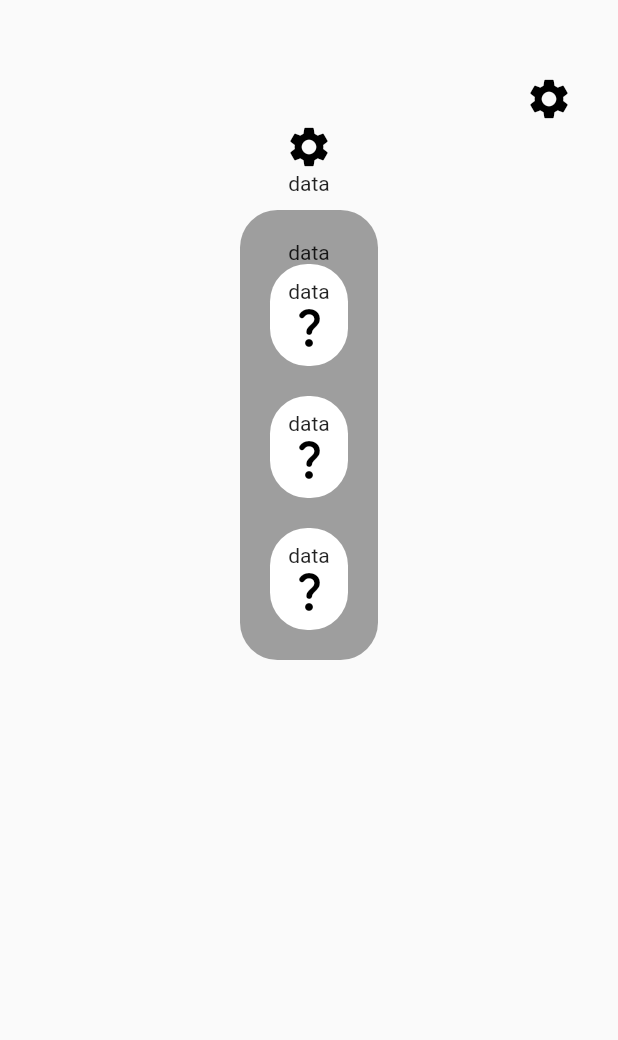
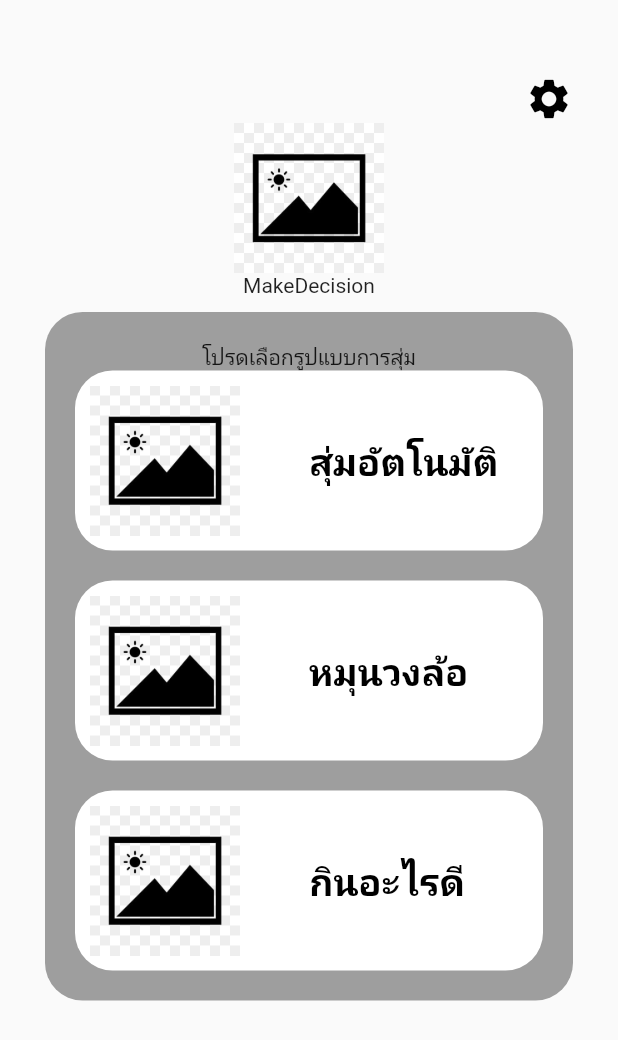
Before and after one commit to Feelgoodmann/Make-Decisions, a Flutter app: the screen it shows after launch, on a phone screen of 412 x 824 dp. Shown: the top 1040 px of the screen. Run offline on Flutter 3.47's test engine with Material 2 defaults, Android fonts, the phone set to English and light mode, and no system bars; Roboto replaces fonts that are missing (Mali).

Commit message:
homepage#0.2

```diff
--- a/lib/screens/mainmenu.dart
+++ b/lib/screens/mainmenu.dart
@@ -30,14 +30,13 @@ class _MainMenuState extends State<MainMenu> {
               ],
             ),
             Center(
-              child: Icon(
-                  Icons.settings,
-                  color: Colors.black,
-                  size: 32.0,
-                  semanticLabel: 'Text to announce in accessibility modes',
-                ),
+              child: Column(
+                children: [
+                  Image (image: AssetImage('images/test.png'), width: 100,)
+                ],
+              )
             ),
-            Text("data"),
+            Text("MakeDecision"),
             SizedBox(height: 10,),
             Container(
               padding: EdgeInsets.all(20),
@@ -47,63 +46,20 @@ class _MainMenuState extends State<MainMenu> {
               ),
               child: Column(
                 children: [
-                  Text("data"),
-                  Container(
-                    padding: EdgeInsets.all(10),
-                    decoration: BoxDecoration(
-                      borderRadius: BorderRadius.all(Radius.circular(25)),
-                      color: Colors.white,
+                  Text(
+                    "โปรดเลือกรูปแบบการสุ่ม"
                     ),
-                    child: Column(
-                      children: [
-                        Text("data"),
-                        Icon(
-                          Icons.question_mark_rounded,
-                          color: Colors.black,
-                          size: 32.0,
-                          semanticLabel: 'Text to announce in accessibility modes',
-                        ),
-                      ],
-                    ),
-                  ),
+
+                  ButtonMainMenu('สุ่มอัตโนมัติ', 'images/test.png'),
+
                   SizedBox(height: 20,),
-                  Container(
-                    padding: EdgeInsets.all(10),
-                    decoration: BoxDecoration(
-                      borderRadius: BorderRadius.all(Radius.circular(25)),
-                      color: Colors.white,
-                    ),
-                    child: Column(
-                      children: [
-                        Text("data"),
-                        Icon(
-                          Icons.question_mark_rounded,
-                          color: Colors.black,
-                          size: 32.0,
-                          semanticLabel: 'Text to announce in accessibility modes',
-                        ),
-                      ],
-                    ),
-                  ),
+
+                  ButtonMainMenu('หมุนวงล้อ', 'images/test.png'),
+
                   SizedBox(height: 20,),
-                  Container(
-                    padding: EdgeInsets.all(10),
-                    decoration: BoxDecoration(
-                      borderRadius: BorderRadius.all(Radius.circular(25)),
-                      color: Colors.white,
-                    ),
-                    child: Column(
-                      children: [
-                        Text("data"),
-                        Icon(
-                          Icons.question_mark_rounded,
-                          color: Colors.black,
-                          size: 32.0,
-                          semanticLabel: 'Text to announce in accessibility modes',
-                        ),
-                      ],
-                    ),
-                  ),
+
+                  ButtonMainMenu('กินอะไรดี', 'images/test.png')
+
                 ],
               ),
             )
@@ -122,23 +78,40 @@ class ButtonMainMenu extends StatelessWidget{
 
   @override
   Widget build(BuildContext context) {
+    AssetImage assetImage = AssetImage(iconName);
+    Image image = Image(image: assetImage, width: 100);
     return Container(
       padding: EdgeInsets.all(10),
       decoration: BoxDecoration(
         borderRadius: BorderRadius.all(Radius.circular(25)),
         color: Colors.white,
                     ),
-      child: Column(
-        children: [
-          Text(titleName),
-          Icon(
-            Icons.iconName,
-            color: Colors.black,
-            size: 32.0,
-            semanticLabel: 'Text to announce in accessibility modes',
-          ),
-        ],
-      ),
+      child: Row(
+              children: <Widget> [
+
+                Expanded(
+                  child: Row(
+                    children: [
+                      image
+                    ],
+                  )
+                ),
+
+                Expanded(
+                  child: Text(
+                    titleName,
+                    textDirection: TextDirection.ltr,
+                    style: TextStyle(
+                      decoration: TextDecoration.none,
+                      fontFamily: "Mali",
+                      fontSize: 25,
+                      fontWeight: FontWeight.w700,
+                      color: Colors.black
+                    ),
+                  ),
+                )
+              ],
+            ),
     );
   }
 }
```
Also changed, not shown: pubspec.yaml (+9 -0 lines), images/test.png (added).
